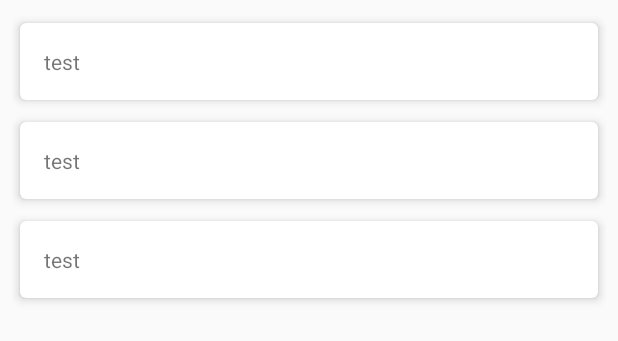
After one commit to HemlockBane/attendance-wallet, an Android app: the layout recycler_list.xml on its own in the app's theme, with its tools: preview values and no code run, on a phone screen of 412 x 824 dp. The commit adds this screen. Shown: the top 341 px of the screen. Run offline under Robolectric (Android 15) with nearby library versions, the phone set to English and light mode, and no system bars.

Commit message:
feature: Add attendance list

```diff
--- a/app/build.gradle
+++ b/app/build.gradle
@@ -28,6 +28,8 @@ dependencies {
     androidTestImplementation 'com.android.support.test.espresso:espresso-core:3.0.2'
     implementation 'com.google.firebase:firebase-database:16.0.4'
     implementation 'com.google.firebase:firebase-core:16.0.4'
+    implementation 'com.android.support:recyclerview-v7:27.1.1'
+    implementation 'com.android.support:cardview-v7:27.1.1'
 }
 
 apply plugin: 'com.google.gms.google-services'
--- a/app/src/main/AndroidManifest.xml
+++ b/app/src/main/AndroidManifest.xml
@@ -9,13 +9,14 @@
         android:roundIcon="@mipmap/ic_launcher_round"
         android:supportsRtl="true"
         android:theme="@style/AppTheme">
-        <activity android:name=".MainActivity">
+        <activity android:name=".activities.MainActivity">
             <intent-filter>
                 <action android:name="android.intent.action.MAIN" />
 
                 <category android:name="android.intent.category.LAUNCHER" />
             </intent-filter>
         </activity>
+        <activity android:name=".activities.ViewRecordsActivity"></activity>
     </application>
 
 </manifest>
--- /dev/null
+++ b/app/src/main/java/com/example/android/logger/models/Employee.java
@@ -0,0 +1,4 @@
+package com.example.android.logger.models;
+
+public class Employee {
+}
--- a/app/src/main/res/layout/activity_main.xml
+++ b/app/src/main/res/layout/activity_main.xml
@@ -4,7 +4,7 @@
     xmlns:tools="http://schemas.android.com/tools"
     android:layout_width="match_parent"
     android:layout_height="match_parent"
-    tools:context=".MainActivity">
+    tools:context=".activities.MainActivity">
 <TextView
     android:layout_width="wrap_content"
     android:layout_height="wrap_content" />
--- /dev/null
+++ b/app/src/main/res/layout/recycler_list.xml
@@ -0,0 +1,23 @@
+<?xml version="1.0" encoding="utf-8"?>
+<android.support.constraint.ConstraintLayout xmlns:android="http://schemas.android.com/apk/res/android"
+    xmlns:app="http://schemas.android.com/apk/res-auto"
+    xmlns:tools="http://schemas.android.com/tools"
+    android:layout_width="match_parent"
+    android:layout_height="match_parent">
+
+    <android.support.v7.widget.RecyclerView
+        android:id="@+id/recyclerView"
+        android:layout_width="0dp"
+        android:layout_height="0dp"
+        android:layout_marginStart="8dp"
+        android:layout_marginTop="8dp"
+        android:layout_marginEnd="8dp"
+        android:layout_marginBottom="8dp"
+        app:layout_constraintBottom_toBottomOf="parent"
+        app:layout_constraintEnd_toEndOf="parent"
+        app:layout_constraintHorizontal_bias="1.0"
+        app:layout_constraintStart_toStartOf="parent"
+        app:layout_constraintTop_toTopOf="parent"
+        app:layout_constraintVertical_bias="1.0"
+        tools:listitem="@layout/rv_list_item_view" />
+</android.support.constraint.ConstraintLayout>
--- /dev/null
+++ b/app/src/main/res/layout/rv_list_item_view.xml
@@ -0,0 +1,22 @@
+<?xml version="1.0" encoding="utf-8"?>
+<android.support.v7.widget.CardView xmlns:android="http://schemas.android.com/apk/res/android"
+    xmlns:app="http://schemas.android.com/apk/res-auto"
+
+    android:layout_width="match_parent"
+    android:layout_height="wrap_content"
+    app:cardCornerRadius="4dp"
+    app:cardElevation="4dp"
+    app:cardUseCompatPadding="true"
+    app:contentPadding="16dp">
+
+    <LinearLayout
+        android:layout_width="match_parent"
+        android:layout_height="match_parent"
+        android:orientation="vertical">
+
+        <TextView
+            android:layout_width="wrap_content"
+            android:layout_height="wrap_content"
+            android:text="test"/>
+    </LinearLayout>
+</android.support.v7.widget.CardView>
```
Also changed, not shown: app/src/main/java/com/example/android/logger/activities/MainActivity.java (renamed from app/src/main/java/com/example/android/logger/MainActivity.java, +40 -1 lines), app/src/main/java/com/example/android/logger/activities/ViewRecordsActivity.java (added, +15 -0 lines).
